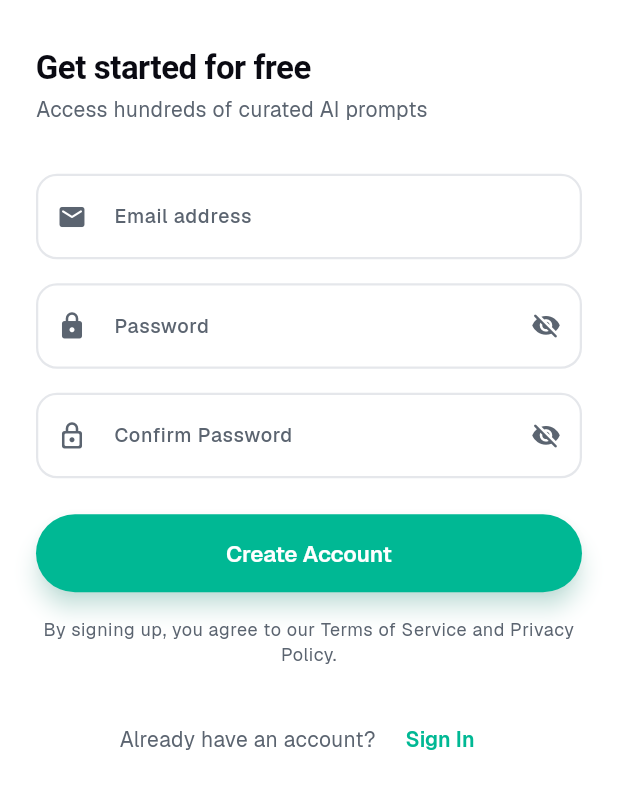
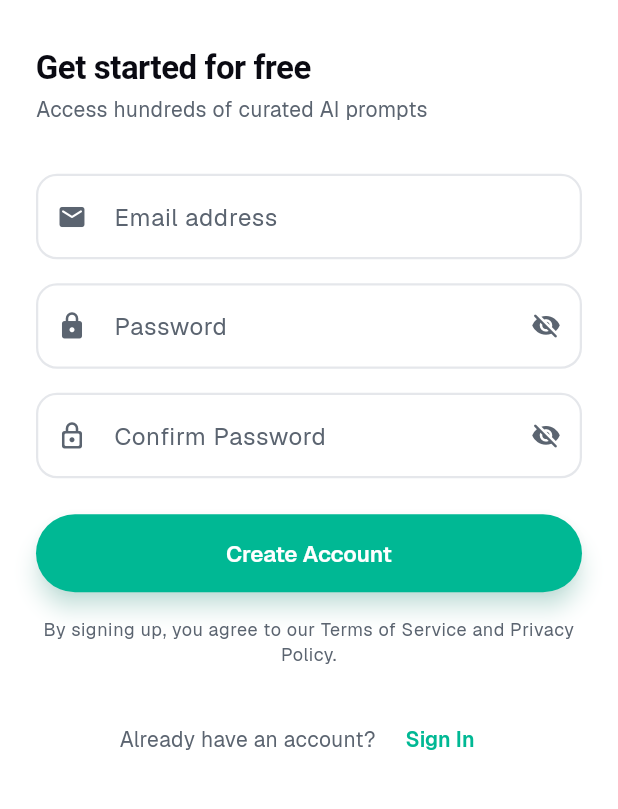
Before and after one commit to khalil770-creator/prompt-hero, a Flutter app: the RegisterScreen screen opened by its route, on a phone screen of 412 x 824 dp, the part 371-1180 px from its top. Run offline on Flutter 3.47's test engine with Material 3 defaults, Android fonts, the light colour scheme and no system bars; drawn by our look-alikes of flutter_animate; our stand-ins replace cloud_firestore, firebase_auth, firebase_core, flutter_rating_bar, flutter_riverpod, go_router and 3 more; accounts and stored records are empty; Roboto replaces fonts that are missing (Instrument Serif).

Commit message:
Prompt Hero Latest Version

```diff
--- a/lib/features/auth/widgets/auth_text_field.dart
+++ b/lib/features/auth/widgets/auth_text_field.dart
@@ -45,11 +45,16 @@ class _AuthTextFieldState extends State<AuthTextField> {
       enabled: widget.enabled,
       onFieldSubmitted: widget.onFieldSubmitted,
       style: theme.textTheme.bodyLarge?.copyWith(
-        color: theme.colorScheme.onSurface,
+        color: AppColors.ink,
       ),
+      cursorColor: AppColors.mint,
       decoration: InputDecoration(
         labelText: widget.label,
         hintText: widget.hint,
+        labelStyle: TextStyle(color: AppColors.textSecondary),
+        hintStyle: TextStyle(color: AppColors.textDisabled),
+        filled: true,
+        fillColor: Colors.white,
         prefixIcon: widget.prefixIcon != null
             ? Icon(widget.prefixIcon, color: AppColors.textSecondary, size: 20)
             : null,
```
Also changed, not shown: 1 other file.
